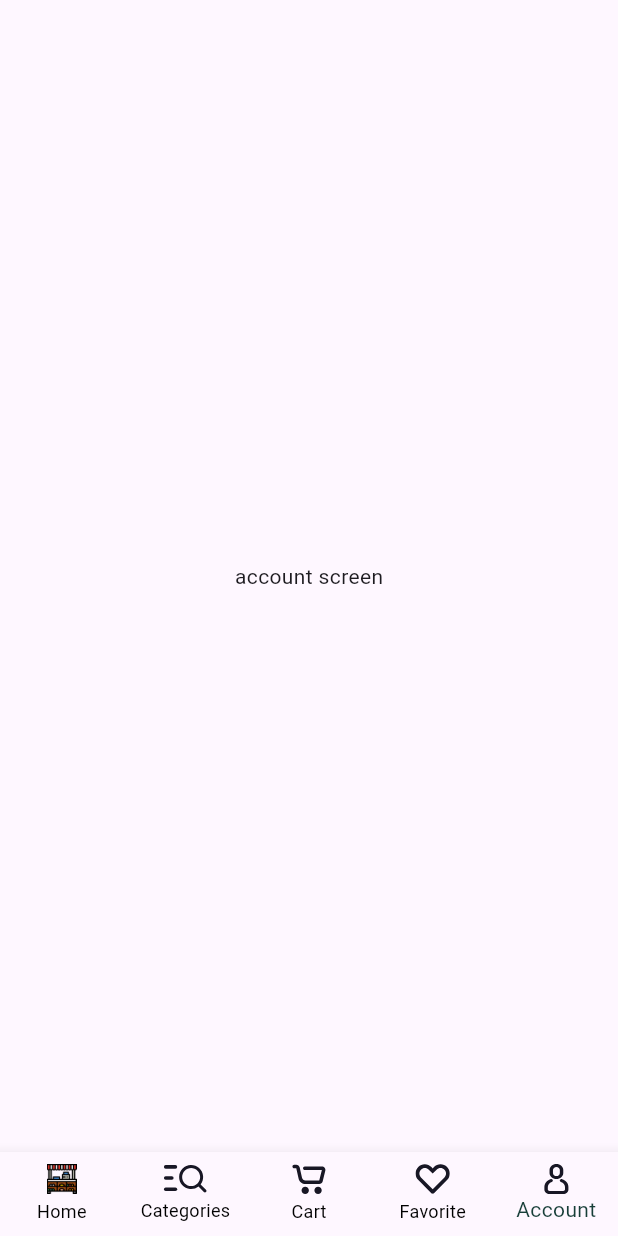
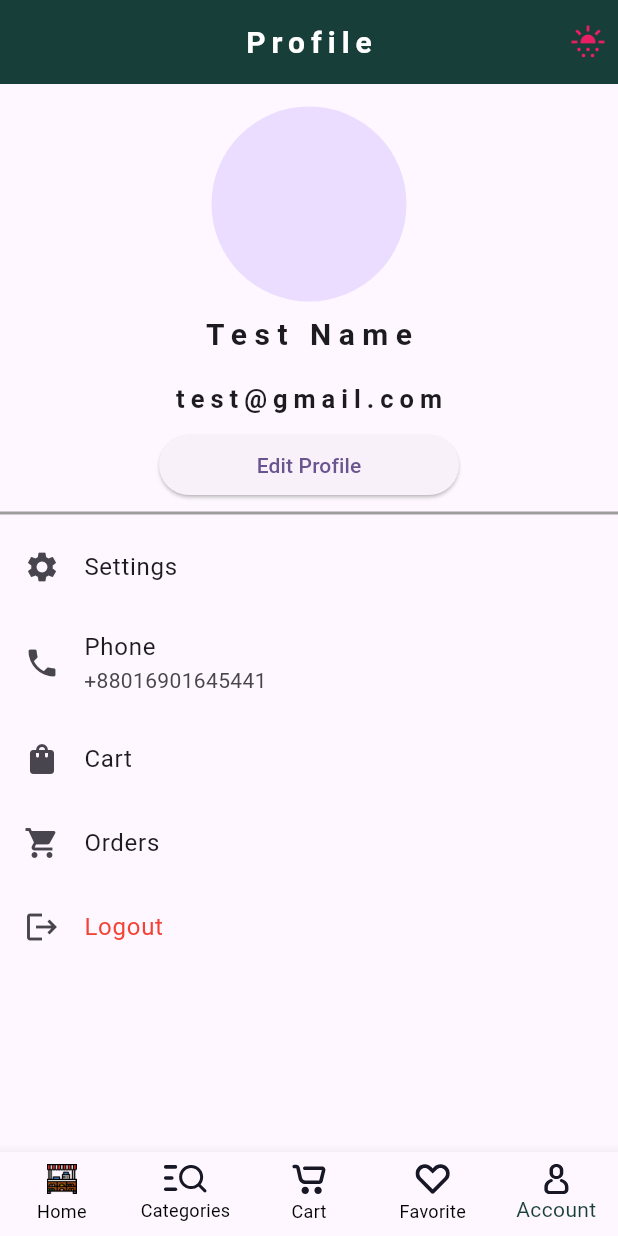
Before and after one commit to allenmasud12/shop-app-, a Flutter app: the screen it shows after launch, item 5 of the bottom bar chosen, on a phone screen of 412 x 824 dp. Run offline on Flutter 3.47's test engine with Material 3 defaults, Android fonts, the phone set to English and light mode, and no system bars; our stand-ins replace carousel_slider, cloud_firestore, firebase_auth, firebase_core, firebase_storage, flutter_svg and 3 more; accounts and stored records are empty.

Commit message:
profile page ui

```diff
--- a/lib/views/screens/account_screen.dart
+++ b/lib/views/screens/account_screen.dart
@@ -1,4 +1,5 @@
 import 'package:flutter/material.dart';
+import 'package:shop_app/constants.dart';
 
 class AccountScreen extends StatelessWidget {
   const AccountScreen({super.key});
@@ -6,9 +7,112 @@ class AccountScreen extends StatelessWidget {
   @override
   Widget build(BuildContext context) {
     return Scaffold(
-      body: Center(
-        child: Text("account screen"),
-      ),
-    );
+        appBar: AppBar(
+          title: Text(
+            "Profile",
+            style: TextStyle(
+                color: Colors.white,
+                letterSpacing: 4,
+                fontSize: 20,
+                fontWeight: FontWeight.bold),
+          ),
+          actions: [
+            Padding(
+              padding: EdgeInsets.all(8.0),
+              child: Icon(
+                Icons.sunny_snowing,
+                color: Colors.pink,
+              ),
+            )
+          ],
+          centerTitle: true,
+          backgroundColor: primaryColor,
+        ),
+        body: SingleChildScrollView(
+          child: Center(
+            child: Column(
+              children: [
+                15.height,
+                CircleAvatar(
+                  radius: 65,
+                ),
+                Padding(
+                  padding: const EdgeInsets.all(8.0),
+                  child: Text(
+                    "Test Name",
+                    style: TextStyle(
+                      fontSize: 20,
+                      fontWeight: FontWeight.bold,
+                      letterSpacing: 5,
+                    ),
+                  ),
+                ),
+                Padding(
+                  padding: const EdgeInsets.all(8.0),
+                  child: Text(
+                    "test@gmail.com",
+                    style: TextStyle(
+                      fontSize: 17,
+                      fontWeight: FontWeight.bold,
+                      letterSpacing: 4,
+                    ),
+                  ),
+                ),
+                Container(
+                  width: 200,
+                  child: ElevatedButton(
+                    onPressed: (){
+
+                    },
+                    child: Text("Edit Profile"),
+                  ),
+                ),
+                Divider(thickness: 2,color: Colors.grey,),
+
+             ListTile(
+               leading: Icon(Icons.settings),
+               title: Text('Settings'),
+               onTap: () {
+
+                  },
+          ),
+
+                ListTile(
+                  leading: Icon(Icons.phone),
+                  title: Text('Phone'),
+                  subtitle: Text("+88016901645441"),
+                  onTap: () {
+
+                  },
+                ),
+
+                ListTile(
+                  leading: Icon(Icons.shopping_bag),
+                  title: Text('Cart'),
+                  onTap: () {
+
+                  },
+                ),
+
+                ListTile(
+                  leading: Icon(Icons.shopping_cart),
+                  title: Text('Orders'),
+                  onTap: () {
+
+                  },
+                ),
+
+                ListTile(
+                  leading: Icon(Icons.logout),
+                  title: Text('Logout',style: TextStyle(color: Colors.red),),
+                  onTap: () {
+
+                  },
+                ),
+
+              ],
+            ),
+          ),
+        ));
   }
 }
```
